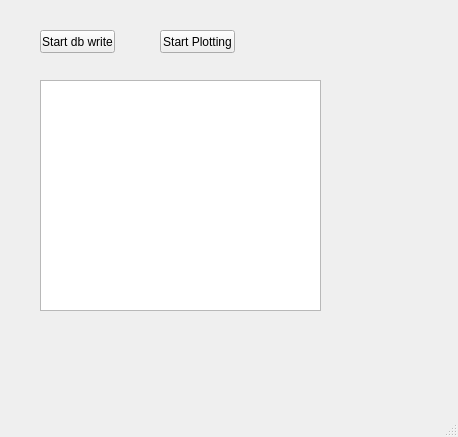
Qt form dbPlotTest.ui (karempudi/GUIs) before a commit.
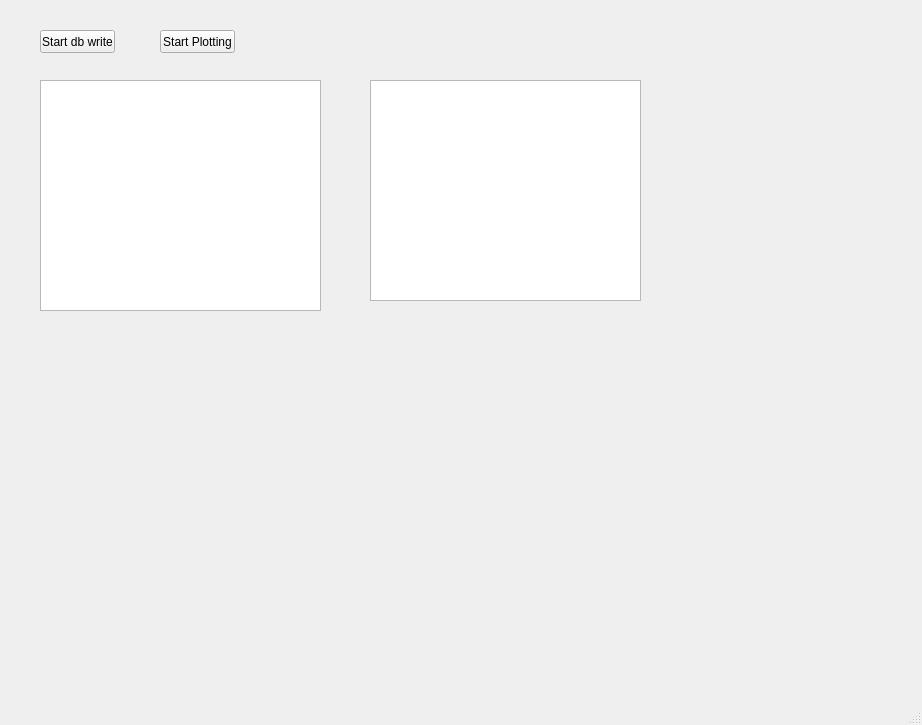
The same form after that commit. Custom widgets are drawn as their Qt base class.

Commit message: Scatter plot seems to work well

The edit to the form file:
```diff
--- a/dbPlotTest.ui
+++ b/dbPlotTest.ui
@@ -6,8 +6,8 @@
    <rect>
     <x>0</x>
     <y>0</y>
-    <width>458</width>
-    <height>437</height>
+    <width>922</width>
+    <height>725</height>
    </rect>
   </property>
   <property name="windowTitle">
@@ -50,6 +50,16 @@
      <string>Start Plotting</string>
     </property>
    </widget>
+   <widget class="PlotWidget" name="scatterPlot">
+    <property name="geometry">
+     <rect>
+      <x>370</x>
+      <y>80</y>
+      <width>271</width>
+      <height>221</height>
+     </rect>
+    </property>
+   </widget>
   </widget>
   <widget class="QMenuBar" name="menubar">
    <property name="geometry">
@@ -69,6 +79,11 @@
    <extends>QGraphicsView</extends>
    <header>pyqtgraph</header>
   </customwidget>
+  <customwidget>
+   <class>PlotWidget</class>
+   <extends>QGraphicsView</extends>
+   <header>pyqtgraph</header>
+  </customwidget>
  </customwidgets>
  <resources/>
  <connections/>
```
Left out of the diff: 2 changed lines with no effect on the pictures. The commit also changes 4 other files.
